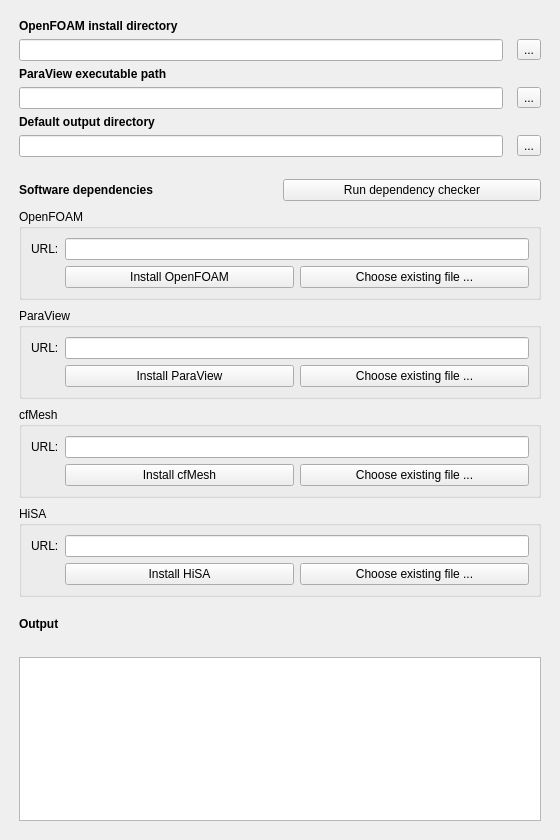
Above: CfdPreferencePage.ui from jaheyns/CfdOF before the change. Below: the same form after it.
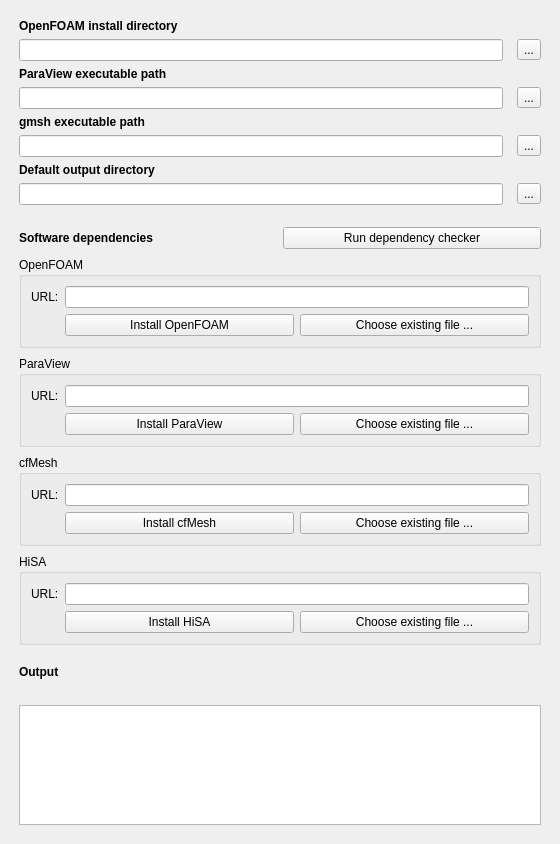
That is the form after the change.

Commit message: Add setting for gmsh exectable path

What changed in the file:
```diff
--- a/CfdPreferencePage.ui
+++ b/CfdPreferencePage.ui
@@ -70,6 +70,19 @@
        </property>
       </widget>
      </item>
+     <item row="6" column="0">
+      <widget class="QLabel" name="label_outputdir">
+       <property name="font">
+        <font>
+         <weight>75</weight>
+         <bold>true</bold>
+        </font>
+       </property>
+       <property name="text">
+        <string>Default output directory</string>
+       </property>
+      </widget>
+     </item>
      <item row="2" column="0">
       <widget class="QLabel" name="label_7b">
        <property name="font">
@@ -106,20 +119,17 @@
        </property>
       </widget>
      </item>
-     <item row="4" column="0">
-      <widget class="QLabel" name="label_outputdir">
-       <property name="font">
-        <font>
-         <weight>75</weight>
-         <bold>true</bold>
-        </font>
+     <item row="7" column="1">
+      <widget class="QToolButton" name="tb_choose_output_dir">
+       <property name="enabled">
+        <bool>true</bool>
        </property>
        <property name="text">
-        <string>Default output directory</string>
+        <string>...</string>
        </property>
       </widget>
      </item>
-     <item row="5" column="0">
+     <item row="7" column="0">
       <widget class="QLineEdit" name="le_output_dir">
        <property name="enabled">
         <bool>true</bool>
@@ -132,11 +142,24 @@
        </property>
       </widget>
      </item>
+     <item row="4" column="0">
+      <widget class="QLabel" name="label_5">
+       <property name="font">
+        <font>
+         <weight>75</weight>
+         <bold>true</bold>
+        </font>
+       </property>
+       <property name="text">
+        <string>gmsh executable path</string>
+       </property>
+      </widget>
+     </item>
+     <item row="5" column="0">
+      <widget class="QLineEdit" name="le_gmsh_path"/>
+     </item>
      <item row="5" column="1">
-      <widget class="QToolButton" name="tb_choose_output_dir">
-       <property name="enabled">
-        <bool>true</bool>
-       </property>
+      <widget class="QToolButton" name="tb_choose_gmsh_path">
        <property name="text">
         <string>...</string>
        </property>
```
Left out of the diff: 9 changed lines with no effect on the pictures. The commit also changes 5 other files.
